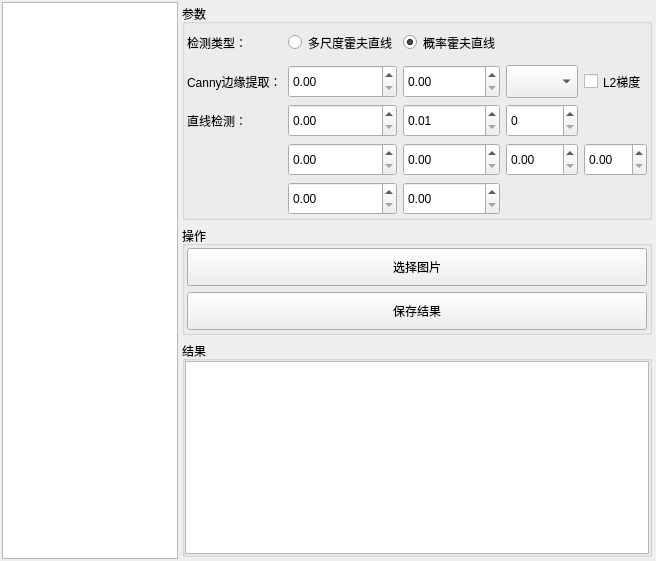
Qt form AlgLineDetection.ui (mengqingmeng/cv_tools) before a commit.
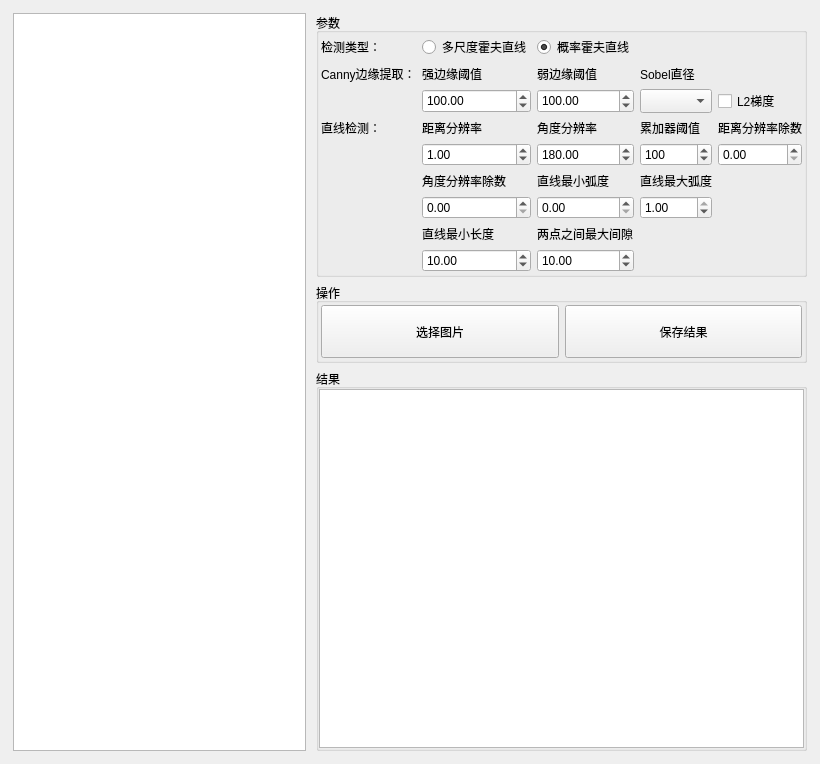
The same form after that commit. Custom widgets are drawn as their Qt base class.

Commit message: 直线检测页面

The edit to the form file:
```diff
--- a/AlgLineDetection.ui
+++ b/AlgLineDetection.ui
@@ -6,41 +6,50 @@
    <rect>
     <x>0</x>
     <y>0</y>
-    <width>656</width>
-    <height>561</height>
+    <width>820</width>
+    <height>764</height>
    </rect>
   </property>
+  <property name="sizePolicy">
+   <sizepolicy hsizetype="Preferred" vsizetype="Preferred">
+    <horstretch>0</horstretch>
+    <verstretch>0</verstretch>
+   </sizepolicy>
+  </property>
   <property name="windowTitle">
    <string>Form</string>
   </property>
-  <layout class="QHBoxLayout" name="horizontalLayout" stretch="2,1">
-   <property name="spacing">
-    <number>2</number>
-   </property>
-   <property name="leftMargin">
-    <number>2</number>
-   </property>
-   <property name="topMargin">
-    <number>2</number>
-   </property>
-   <property name="rightMargin">
-    <number>2</number>
-   </property>
-   <property name="bottomMargin">
-    <number>2</number>
-   </property>
+  <layout class="QHBoxLayout" name="horizontalLayout">
    <item>
-    <widget class="QWGraphicsView" name="graphicsView"/>
+    <widget class="QWidget" name="imgWidget" native="true">
+     <layout class="QVBoxLayout" name="verticalLayout_2">
+      <property name="leftMargin">
+       <number>2</number>
+      </property>
+      <property name="topMargin">
+       <number>2</number>
+      </property>
+      <property name="rightMargin">
+       <number>2</number>
+      </property>
+      <property name="bottomMargin">
+       <number>2</number>
+      </property>
+      <item>
+       <widget class="QWGraphicsView" name="graphicsView"/>
+      </item>
+     </layout>
+    </widget>
    </item>
    <item>
-    <widget class="QWidget" name="widget" native="true">
+    <widget class="QWidget" name="propsWidget" native="true">
      <property name="sizePolicy">
-      <sizepolicy hsizetype="Expanding" vsizetype="Preferred">
+      <sizepolicy hsizetype="Expanding" vsizetype="Expanding">
        <horstretch>0</horstretch>
        <verstretch>0</verstretch>
       </sizepolicy>
      </property>
-     <layout class="QVBoxLayout" name="verticalLayout" stretch="2,1,2">
+     <layout class="QVBoxLayout" name="verticalLayout" stretch="0,0,0">
       <property name="leftMargin">
        <number>2</number>
       </property>
@@ -56,7 +65,7 @@
       <item>
        <widget class="QGroupBox" name="groupBox">
         <property name="sizePolicy">
-         <sizepolicy hsizetype="Expanding" vsizetype="Preferred">
+         <sizepolicy hsizetype="Expanding" vsizetype="Minimum">
           <horstretch>0</horstretch>
           <verstretch>0</verstretch>
          </sizepolicy>
@@ -77,19 +86,19 @@
          <property name="bottomMargin">
           <number>2</number>
          </property>
-         <item row="3" column="3">
-          <widget class="QDoubleSpinBox" name="lineMinTheta">
+         <item row="8" column="4">
+          <widget class="QDoubleSpinBox" name="lineMaxTheta">
            <property name="sizePolicy">
-            <sizepolicy hsizetype="Minimum" vsizetype="Expanding">
+            <sizepolicy hsizetype="Expanding" vsizetype="Preferred">
              <horstretch>0</horstretch>
              <verstretch>0</verstretch>
             </sizepolicy>
            </property>
            <property name="toolTip">
-            <string>检测直线的最小弧度（CV_PI * 此值）</string>
+            <string>检测直线的最大弧度（CV_PI * 此值）</string>
            </property>
            <property name="statusTip">
-            <string>检测直线的最小弧度（CV_PI * 此值）</string>
+            <string>检测直线的最大弧度（CV_PI * 此值）</string>
            </property>
            <property name="minimum">
             <double>0.000000000000000</double>
@@ -97,44 +106,15 @@
            <property name="maximum">
             <double>1.000000000000000</double>
            </property>
-          </widget>
-         </item>
-         <item row="1" column="0">
-          <widget class="QLabel" name="label_2">
-           <property name="text">
-            <string>Canny边缘提取：</string>
+           <property name="value">
+            <double>1.000000000000000</double>
            </property>
           </widget>
          </item>
-         <item row="1" column="3">
-          <widget class="QComboBox" name="cannySobelVal">
-           <property name="sizePolicy">
-            <sizepolicy hsizetype="Preferred" vsizetype="Expanding">
-             <horstretch>0</horstretch>
-             <verstretch>0</verstretch>
-            </sizepolicy>
-           </property>
-           <property name="toolTip">
-            <string>Sobel算子直径</string>
-           </property>
-           <property name="statusTip">
-            <string>Sobel算子直径</string>
-           </property>
-           <property name="whatsThis">
-            <string>Sobel算子直径</string>
-           </property>
-           <property name="editable">
-            <bool>false</bool>
-           </property>
-           <property name="maxVisibleItems">
-            <number>4</number>
-           </property>
-          </widget>
-         </item>
-         <item row="2" column="1">
+         <item row="6" column="2">
           <widget class="QDoubleSpinBox" name="lineRho">
            <property name="sizePolicy">
-            <sizepolicy hsizetype="Minimum" vsizetype="Expanding">
+            <sizepolicy hsizetype="Expanding" vsizetype="Preferred">
              <horstretch>0</horstretch>
              <verstretch>0</verstretch>
             </sizepolicy>
@@ -148,53 +128,15 @@
            <property name="maximum">
             <double>999.990000000000009</double>
            </property>
-          </widget>
-         </item>
-         <item row="3" column="1">
-          <widget class="QDoubleSpinBox" name="lineSrn">
-           <property name="sizePolicy">
-            <sizepolicy hsizetype="Minimum" vsizetype="Expanding">
-             <horstretch>0</horstretch>
-             <verstretch>0</verstretch>
-            </sizepolicy>
+           <property name="value">
+            <double>1.000000000000000</double>
            </property>
-           <property name="toolTip">
-            <string>距离分辨率的除数</string>
-           </property>
-           <property name="statusTip">
-            <string>距离分辨率的除数</string>
-           </property>
-           <property name="maximum">
-            <double>9999.000000000000000</double>
-           </property>
           </widget>
          </item>
-         <item row="1" column="1">
-          <widget class="QDoubleSpinBox" name="cannyThreshold1">
-           <property name="sizePolicy">
-            <sizepolicy hsizetype="Minimum" vsizetype="Expanding">
-             <horstretch>0</horstretch>
-             <verstretch>0</verstretch>
-            </sizepolicy>
-           </property>
-           <property name="toolTip">
-            <string>强边缘阈值</string>
-           </property>
-           <property name="statusTip">
-            <string>强边缘阈值</string>
-           </property>
-           <property name="whatsThis">
-            <string>强边缘阈值</string>
-           </property>
-           <property name="maximum">
-            <double>255.000000000000000</double>
-           </property>
-          </widget>
-         </item>
-         <item row="1" column="2">
+         <item row="2" column="3">
           <widget class="QDoubleSpinBox" name="cannyThreshold2">
            <property name="sizePolicy">
-            <sizepolicy hsizetype="Minimum" vsizetype="Expanding">
+            <sizepolicy hsizetype="Expanding" vsizetype="Preferred">
              <horstretch>0</horstretch>
              <verstretch>0</verstretch>
             </sizepolicy>
@@ -211,70 +153,108 @@
            <property name="maximum">
             <double>255.000000000000000</double>
            </property>
-          </widget>
-         </item>
-         <item row="0" column="1">
-          <widget class="QRadioButton" name="standardHough">
-           <property name="sizePolicy">
-            <sizepolicy hsizetype="Minimum" vsizetype="Expanding">
-             <horstretch>0</horstretch>
-             <verstretch>0</verstretch>
-            </sizepolicy>
+           <property name="value">
+            <double>100.000000000000000</double>
            </property>
-           <property name="text">
-            <string>多尺度霍夫直线</string>
-           </property>
           </widget>
          </item>
-         <item row="3" column="2">
-          <widget class="QDoubleSpinBox" name="lineStn">
+         <item row="2" column="5">
+          <widget class="QCheckBox" name="cannyL2">
            <property name="sizePolicy">
-            <sizepolicy hsizetype="Minimum" vsizetype="Expanding">
+            <sizepolicy hsizetype="Expanding" vsizetype="Preferred">
              <horstretch>0</horstretch>
              <verstretch>0</verstretch>
             </sizepolicy>
            </property>
-           <property name="toolTip">
-            <string>角度分辨率的除数</string>
-           </property>
            <property name="statusTip">
-            <string>角度分辨率的除数</string>
+            <string>L2梯度</string>
            </property>
-           <property name="maximum">
-            <double>999.000000000000000</double>
+           <property name="whatsThis">
+            <string>L2梯度</string>
            </property>
+           <property name="text">
+            <string>L2梯度</string>
+           </property>
           </widget>
          </item>
-         <item row="2" column="0">
+         <item row="7" column="2">
+          <widget class="QLabel" name="label_10">
+           <property name="sizePolicy">
+            <sizepolicy hsizetype="Expanding" vsizetype="Preferred">
+             <horstretch>0</horstretch>
+             <verstretch>0</verstretch>
+            </sizepolicy>
+           </property>
+           <property name="text">
+            <string>角度分辨率除数</string>
+           </property>
+          </widget>
+         </item>
+         <item row="5" column="0" colspan="2">
           <widget class="QLabel" name="label_3">
            <property name="text">
             <string>直线检测：</string>
            </property>
+           <property name="alignment">
+            <set>Qt::AlignLeading|Qt::AlignLeft|Qt::AlignVCenter</set>
+           </property>
           </widget>
          </item>
-         <item row="1" column="4">
-          <widget class="QCheckBox" name="cannyL2">
+         <item row="5" column="4">
+          <widget class="QLabel" name="label_7">
            <property name="sizePolicy">
-            <sizepolicy hsizetype="Minimum" vsizetype="Expanding">
+            <sizepolicy hsizetype="Expanding" vsizetype="Preferred">
              <horstretch>0</horstretch>
              <verstretch>0</verstretch>
             </sizepolicy>
            </property>
-           <property name="statusTip">
-            <string>L2梯度</string>
+           <property name="text">
+            <string>累加器阈值</string>
            </property>
-           <property name="whatsThis">
-            <string>L2梯度</string>
+          </widget>
+         </item>
+         <item row="0" column="2">
+          <widget class="QRadioButton" name="standardHough">
+           <property name="sizePolicy">
+            <sizepolicy hsizetype="Expanding" vsizetype="Preferred">
+             <horstretch>0</horstretch>
+             <verstretch>0</verstretch>
+            </sizepolicy>
            </property>
            <property name="text">
-            <string>L2梯度</string>
+            <string>多尺度霍夫直线</string>
            </property>
           </widget>
          </item>
          <item row="2" column="2">
+          <widget class="QDoubleSpinBox" name="cannyThreshold1">
+           <property name="sizePolicy">
+            <sizepolicy hsizetype="Expanding" vsizetype="Preferred">
+             <horstretch>0</horstretch>
+             <verstretch>0</verstretch>
+            </sizepolicy>
+           </property>
+           <property name="toolTip">
+            <string>强边缘阈值</string>
+           </property>
+           <property name="statusTip">
+            <string>强边缘阈值</string>
+           </property>
+           <property name="whatsThis">
+            <string>强边缘阈值</string>
+           </property>
+           <property name="maximum">
+            <double>255.000000000000000</double>
+           </property>
+           <property name="value">
+            <double>100.000000000000000</double>
+           </property>
+          </widget>
+         </item>
+         <item row="6" column="3">
           <widget class="QDoubleSpinBox" name="lineTheta">
            <property name="sizePolicy">
-            <sizepolicy hsizetype="Minimum" vsizetype="Expanding">
+            <sizepolicy hsizetype="Expanding" vsizetype="Preferred">
              <horstretch>0</horstretch>
              <verstretch>0</verstretch>
             </sizepolicy>
@@ -291,60 +271,102 @@
            <property name="maximum">
             <double>360.000000000000000</double>
            </property>
+           <property name="value">
+            <double>180.000000000000000</double>
+           </property>
           </widget>
          </item>
-         <item row="3" column="4">
-          <widget class="QDoubleSpinBox" name="lineMaxTheta">
+         <item row="9" column="2">
+          <widget class="QLabel" name="label_14">
            <property name="sizePolicy">
-            <sizepolicy hsizetype="Minimum" vsizetype="Expanding">
+            <sizepolicy hsizetype="Expanding" vsizetype="Preferred">
              <horstretch>0</horstretch>
              <verstretch>0</verstretch>
             </sizepolicy>
            </property>
+           <property name="text">
+            <string>直线最小长度</string>
+           </property>
+          </widget>
+         </item>
+         <item row="9" column="3">
+          <widget class="QLabel" name="label_15">
+           <property name="text">
+            <string>两点之间最大间隙</string>
+           </property>
+          </widget>
+         </item>
+         <item row="10" column="3">
+          <widget class="QDoubleSpinBox" name="lineMaxLineGap">
+           <property name="sizePolicy">
+            <sizepolicy hsizetype="Expanding" vsizetype="Preferred">
+             <horstretch>0</horstretch>
+             <verstretch>0</verstretch>
+            </sizepolicy>
+           </property>
            <property name="toolTip">
-            <string>检测直线的最小弧度（CV_PI * 此值）</string>
+            <string>同一直线上两个点之间的最大间隙</string>
            </property>
            <property name="statusTip">
-            <string>检测直线的最小弧度（CV_PI * 此值）</string>
+            <string>同一直线上两个点之间的最大间隙</string>
            </property>
-           <property name="minimum">
-            <double>0.000000000000000</double>
-           </property>
            <property name="maximum">
-            <double>1.000000000000000</double>
+            <double>999999.000000000000000</double>
            </property>
+           <property name="value">
+            <double>10.000000000000000</double>
+           </property>
           </widget>
          </item>
-         <item row="2" column="3">
-          <widget class="QSpinBox" name="lineThreshold">
+         <item row="2" column="4">
+          <widget class="QComboBox" name="cannySobelVal">
            <property name="sizePolicy">
-            <sizepolicy hsizetype="Minimum" vsizetype="Expanding">
+            <sizepolicy hsizetype="Expanding" vsizetype="Preferred">
              <horstretch>0</horstretch>
              <verstretch>0</verstretch>
             </sizepolicy>
            </property>
            <property name="toolTip">
-            <string>累加器阈值</string>
+            <string>Sobel算子直径</string>
            </property>
            <property name="statusTip">
-            <string>累加器阈值</string>
+            <string>Sobel算子直径</string>
            </property>
-           <property name="maximum">
-            <number>9999</number>
+           <property name="whatsThis">
+            <string>Sobel算子直径</string>
            </property>
+           <property name="editable">
+            <bool>false</bool>
+           </property>
+           <property name="currentIndex">
+            <number>-1</number>
+           </property>
+           <property name="maxVisibleItems">
+            <number>4</number>
+           </property>
           </widget>
          </item>
-         <item row="0" column="0">
+         <item row="0" column="0" colspan="2">
           <widget class="QLabel" name="label">
            <property name="text">
             <string>检测类型：</string>
            </property>
+           <property name="alignment">
+            <set>Qt::AlignLeading|Qt::AlignLeft|Qt::AlignVCenter</set>
+           </property>
           </widget>
          </item>
-         <item row="0" column="2">
+         <item row="1" column="2">
+          <widget class="QLabel" name="label_4">
+           <property name="text">
+            <string>强边缘阈值</string>
+           </property>
+          </widget>
+         </item>
+         <item row="0" column="3">
           <widget class="QRadioButton" name="houghP">
            <property name="sizePolicy">
-            <sizepolicy hsizetype="Minimum" vsizetype="Expanding">
+            <sizepolicy hsizetype="Minimum" vsizetype="Preferred">
              <horstretch>0</horstretch>
              <verstretch>0</verstretch>
             </sizepolicy>
@@ -357,10 +379,101 @@
            </property>
           </widget>
          </item>
-         <item row="4" column="1">
+         <item row="5" column="3">
+          <widget class="QLabel" name="label_12">
+           <property name="text">
+            <string>角度分辨率</string>
+           </property>
+          </widget>
+         </item>
+         <item row="5" column="5">
+          <widget class="QLabel" name="label_11">
+           <property name="text">
+            <string>距离分辨率除数</string>
+           </property>
+          </widget>
+         </item>
+         <item row="1" column="4">
+          <widget class="QLabel" name="label_6">
+           <property name="text">
+            <string>Sobel直径</string>
+           </property>
+          </widget>
+         </item>
+         <item row="6" column="4">
+          <widget class="QSpinBox" name="lineThreshold">
+           <property name="sizePolicy">
+            <sizepolicy hsizetype="Expanding" vsizetype="Preferred">
+             <horstretch>0</horstretch>
+             <verstretch>0</verstretch>
+            </sizepolicy>
+           </property>
+           <property name="toolTip">
+            <string>累加器阈值</string>
+           </property>
+           <property name="statusTip">
+            <string>累加器阈值</string>
+           </property>
+           <property name="maximum">
+            <number>9999</number>
+           </property>
+           <property name="value">
+            <number>100</number>
+           </property>
+          </widget>
+         </item>
+         <item row="8" column="3">
+          <widget class="QDoubleSpinBox" name="lineMinTheta">
+           <property name="sizePolicy">
+            <sizepolicy hsizetype="MinimumExpanding" vsizetype="Preferred">
+             <horstretch>0</horstretch>
+             <verstretch>0</verstretch>
+            </sizepolicy>
+           </property>
+           <property name="toolTip">
+            <string>检测直线的最小弧度（CV_PI * 此值）</string>
+           </property>
+           <property name="statusTip">
+            <string>检测直线的最小弧度（CV_PI * 此值）</string>
+           </property>
+           <property name="minimum">
+            <double>0.000000000000000</double>
+           </property>
+           <property name="maximum">
+            <double>1.000000000000000</double>
+           </property>
+          </widget>
+         </item>
+         <item row="7" column="3">
+          <widget class="QLabel" name="label_13">
+           <property name="text">
+            <string>直线最小弧度</string>
+           </property>
+          </widget>
+         </item>
+         <item row="8" column="2">
+          <widget class="QDoubleSpinBox" name="lineStn">
+           <property name="sizePolicy">
+            <sizepolicy hsizetype="Expanding" vsizetype="Preferred">
+             <horstretch>0</horstretch>
+             <verstretch>0</verstretch>
+            </sizepolicy>
+           </property>
+           <property name="toolTip">
+            <string>角度分辨率的除数</string>
+           </property>
+           <property name="statusTip">
+            <string>角度分辨率的除数</string>
+           </property>
+           <property name="maximum">
+            <double>999.000000000000000</double>
+           </property>
+          </widget>
+         </item>
+         <item row="10" column="2">
           <widget class="QDoubleSpinBox" name="lineMinLength">
            <property name="sizePolicy">
-            <sizepolicy hsizetype="Minimum" vsizetype="Expanding">
+            <sizepolicy hsizetype="MinimumExpanding" vsizetype="Preferred">
              <horstretch>0</horstretch>
              <verstretch>0</verstretch>
             </sizepolicy>
@@ -374,24 +487,82 @@
            <property name="maximum">
             <double>999999.000000000000000</double>
            </property>
+           <property name="value">
+            <double>10.000000000000000</double>
+           </property>
           </widget>
          </item>
-         <item row="4" column="2">
-          <widget class="QDoubleSpinBox" name="lineMaxLineGap">
+         <item row="7" column="4">
+          <widget class="QLabel" name="label_8">
            <property name="sizePolicy">
-            <sizepolicy hsizetype="Minimum" vsizetype="Expanding">
+            <sizepolicy hsizetype="Expanding" vsizetype="Preferred">
              <horstretch>0</horstretch>
              <verstretch>0</verstretch>
             </sizepolicy>
            </property>
+           <property name="text">
+            <string>直线最大弧度</string>
+           </property>
+          </widget>
+         </item>
+         <item row="1" column="3">
+          <widget class="QLabel" name="label_5">
+           <property name="sizePolicy">
+            <sizepolicy hsizetype="Expanding" vsizetype="Preferred">
+             <horstretch>0</horstretch>
+             <verstretch>0</verstretch>
+            </sizepolicy>
+           </property>
+           <property name="text">
+            <string>弱边缘阈值</string>
+           </property>
+          </widget>
+         </item>
+         <item row="5" column="2">
+          <widget class="QLabel" name="label_9">
+           <property name="sizePolicy">
+            <sizepolicy hsizetype="Expanding" vsizetype="Preferred">
+             <horstretch>0</horstretch>
+             <verstretch>0</verstretch>
+            </sizepolicy>
+           </property>
+           <property name="text">
+            <string>距离分辨率</string>
+           </property>
+          </widget>
+         </item>
+         <item row="6" column="5">
+          <widget class="QDoubleSpinBox" name="lineSrn">
+           <property name="sizePolicy">
+            <sizepolicy hsizetype="Expanding" vsizetype="Preferred">
+             <horstretch>0</horstretch>
+             <verstretch>0</verstretch>
+            </sizepolicy>
+           </property>
            <property name="toolTip">
-            <string>同一直线上两个点之间的最大间隙</string>
+            <string>距离分辨率的除数</string>
            </property>
            <property name="statusTip">
-            <string>同一直线上两个点之间的最大间隙</string>
+            <string>距离分辨率的除数</string>
            </property>
            <property name="maximum">
-            <double>999999.000000000000000</double>
+            <double>9999.000000000000000</double>
+           </property>
+          </widget>
+         </item>
+         <item row="1" column="0" colspan="2">
+          <widget class="QLabel" name="label_2">
+           <property name="sizePolicy">
+            <sizepolicy hsizetype="Preferred" vsizetype="Preferred">
+             <horstretch>0</horstretch>
+             <verstretch>0</verstretch>
+            </sizepolicy>
+           </property>
+           <property name="text">
+            <string>Canny边缘提取：</string>
+           </property>
+           <property name="alignment">
+            <set>Qt::AlignLeading|Qt::AlignLeft|Qt::AlignVCenter</set>
            </property>
           </widget>
          </item>
@@ -401,11 +572,23 @@
       <item>
        <widget class="QGroupBox" name="groupBox_2">
         <property name="sizePolicy">
-         <sizepolicy hsizetype="Preferred" vsizetype="Expanding">
+         <sizepolicy hsizetype="Preferred" vsizetype="Minimum">
           <horstretch>0</horstretch>
           <verstretch>0</verstretch>
          </sizepolicy>
         </property>
+        <property name="minimumSize">
+         <size>
+          <width>0</width>
+          <height>0</height>
+         </size>
+        </property>
+        <property name="maximumSize">
+         <size>
+          <width>16777215</width>
+          <height>80</height>
+         </size>
+        </property>
         <property name="title">
          <string>操作</string>
         </property>
@@ -422,8 +605,8 @@
          <property name="bottomMargin">
           <number>2</number>
          </property>
-         <item row="1" column="1">
-          <widget class="QPushButton" name="pushButton_2">
+         <item row="1" column="3">
+          <widget class="QPushButton" name="saveBtn">
            <property name="sizePolicy">
             <sizepolicy hsizetype="Minimum" vsizetype="Expanding">
              <horstretch>0</horstretch>
@@ -435,10 +618,10 @@
            </property>
           </widget>
          </item>
-         <item row="0" column="1">
-          <widget class="QPushButton" name="pushButton">
+         <item row="1" column="2">
+          <widget class="QPushButton" name="chooseBtn">
            <property name="sizePolicy">
-            <sizepolicy hsizetype="Minimum" vsizetype="Expanding">
+            <sizepolicy hsizetype="Minimum" vsizetype="Preferred">
              <horstretch>0</horstretch>
              <verstretch>0</verstretch>
             </sizepolicy>
@@ -453,6 +636,18 @@
       </item>
       <item>
        <widget class="QGroupBox" name="groupBox_3">
+        <property name="sizePolicy">
+         <sizepolicy hsizetype="Preferred" vsizetype="Expanding">
+          <horstretch>0</horstretch>
+          <verstretch>0</verstretch>
+         </sizepolicy>
+        </property>
+        <property name="maximumSize">
+         <size>
+          <width>16777215</width>
+          <height>16777215</height>
+         </size>
+        </property>
         <property name="title">
          <string>结果</string>
         </property>
@@ -474,6 +669,18 @@
          </property>
          <item>
           <widget class="QPlainTextEdit" name="plainTextEdit">
+           <property name="sizePolicy">
+            <sizepolicy hsizetype="Expanding" vsizetype="Expanding">
+             <horstretch>0</horstretch>
+             <verstretch>0</verstretch>
+            </sizepolicy>
+           </property>
+           <property name="maximumSize">
+            <size>
+             <width>16777215</width>
+             <height>16777215</height>
+            </size>
+           </property>
            <property name="readOnly">
             <bool>true</bool>
            </property>
```
The commit also changes 15 other files.
